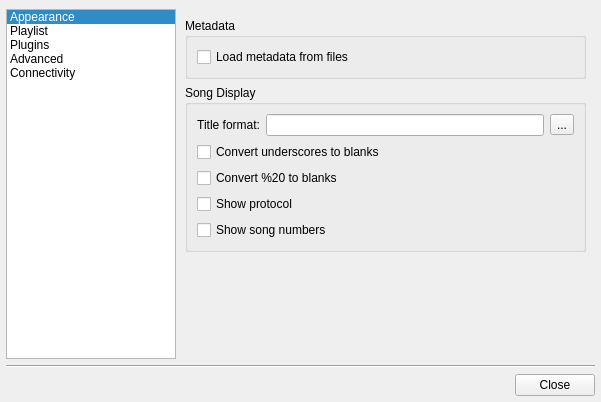
This is src/ui/forms/configdialog.ui in ksv1986/qmmp-staging as Qt 5 draws it before an edit. The edited form follows.
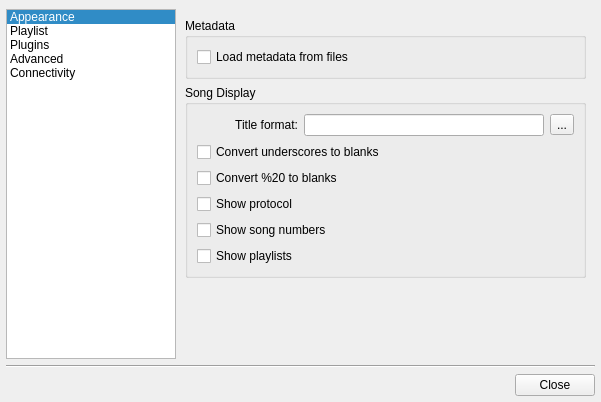
This is the edited form. The open tabs and pages were chosen to show the change. Icons and pictures are not drawn.

Commit message: added possibility to disable playlist selector

Patch:
```diff
--- a/src/ui/forms/configdialog.ui
+++ b/src/ui/forms/configdialog.ui
@@ -463,6 +463,13 @@
               </property>
              </widget>
             </item>
+            <item row="5" column="0">
+             <widget class="QCheckBox" name="playlistsCheckBox">
+              <property name="text">
+               <string>Show playlists</string>
+              </property>
+             </widget>
+            </item>
            </layout>
           </widget>
          </item>
```
The commit also changes 13 other files.
